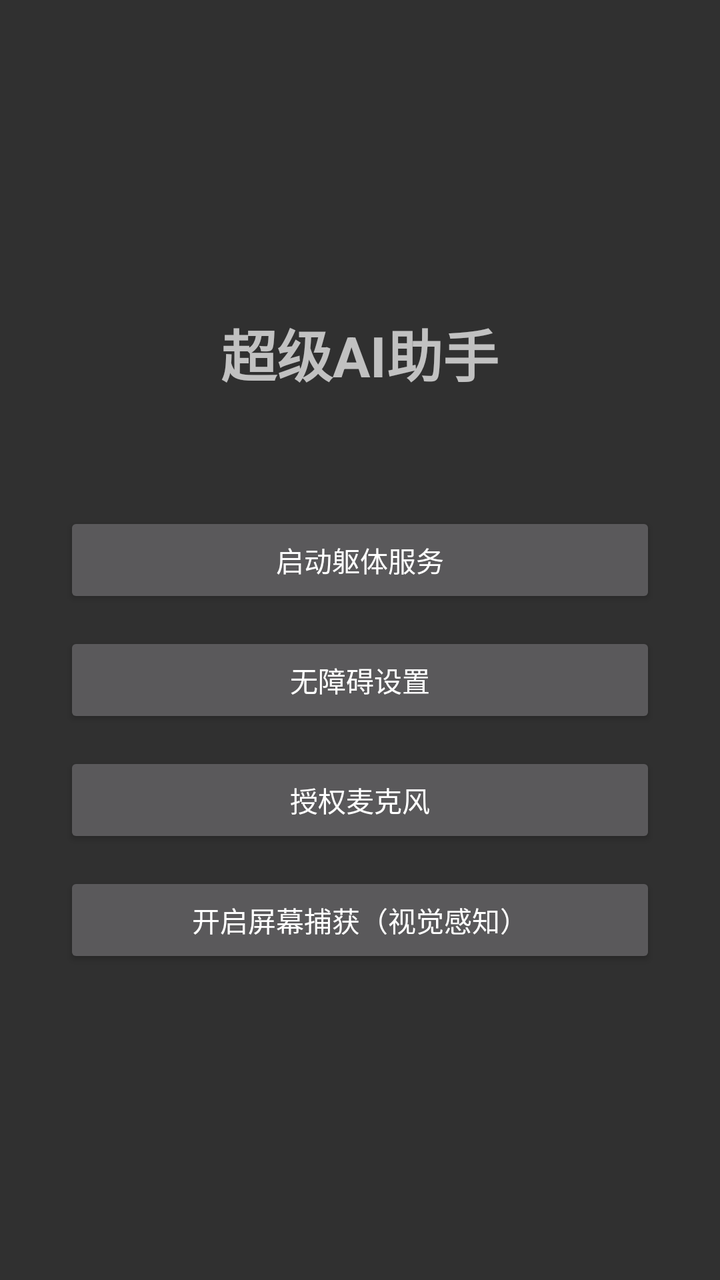
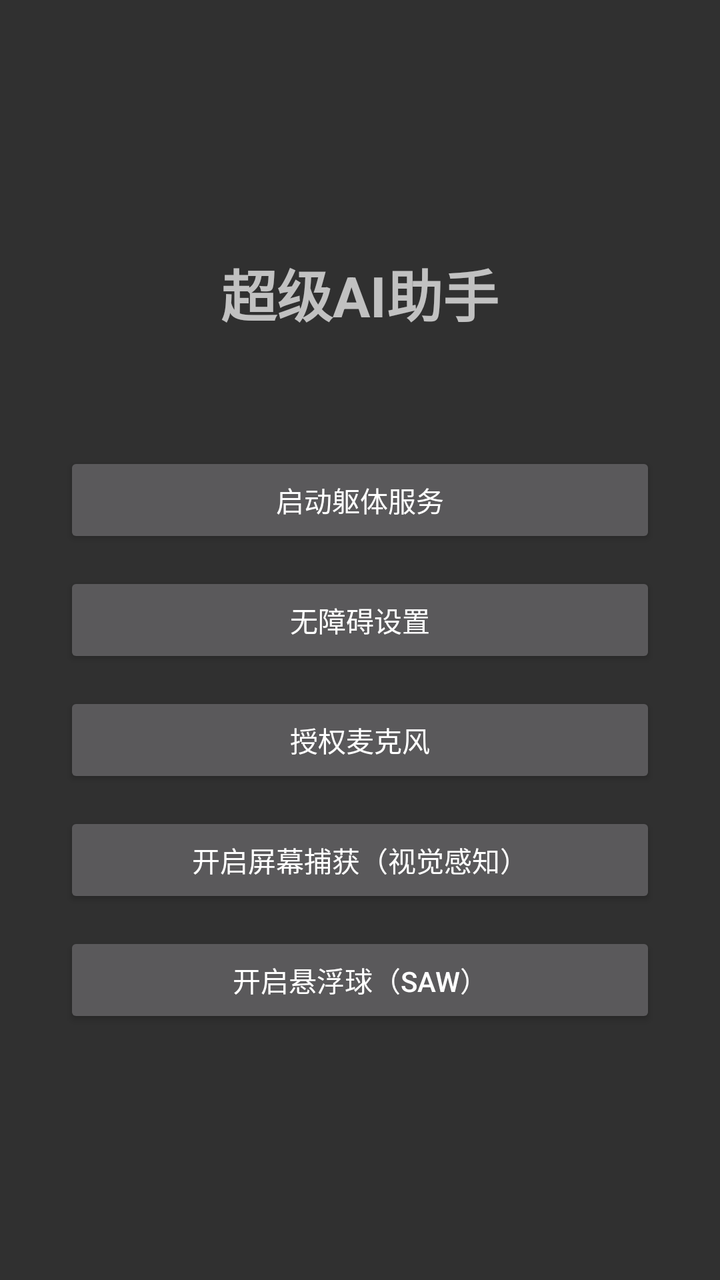

An Android layout rendered at two revisions. The XML below is the earlier revision; the diff shows what the commit changed to produce the second picture.
<!-- AndroidManifest.xml: application theme Theme.AppCompat -->
<!-- res/layout/activity_main.xml -->
<?xml version="1.0" encoding="utf-8"?>
<LinearLayout xmlns:android="http://schemas.android.com/apk/res/android"
    android:layout_width="match_parent"
    android:layout_height="match_parent"
    android:orientation="vertical"
    android:gravity="center"
    android:padding="32dp">

    <TextView
        android:layout_width="wrap_content"
        android:layout_height="wrap_content"
        android:text="超级AI助手"
        android:textSize="28sp"
        android:textStyle="bold"
        android:layout_marginBottom="8dp" />

    <TextView
        android:id="@+id/status"
        android:layout_width="match_parent"
        android:layout_height="wrap_content"
        android:textSize="14sp"
        android:gravity="center"
        android:layout_marginBottom="32dp" />

    <Button
        android:id="@+id/btn_service"
        android:layout_width="match_parent"
        android:layout_height="wrap_content"
        android:text="启动躯体服务"
        android:layout_marginBottom="12dp" />

    <Button
        android:id="@+id/btn_a11y"
        android:layout_width="match_parent"
        android:layout_height="wrap_content"
        android:text="无障碍设置"
        android:layout_marginBottom="12dp" />

    <Button
        android:id="@+id/btn_perms"
        android:layout_width="match_parent"
        android:layout_height="wrap_content"
        android:text="授权麦克风"
        android:layout_marginBottom="12dp" />

    <Button
        android:id="@+id/btn_capture"
        android:layout_width="match_parent"
        android:layout_height="wrap_content"
        android:text="开启屏幕捕获（视觉感知）" />

</LinearLayout>
<!-- resources referenced by this layout -->
<resources>

</resources>

<!-- the commit's change to res/layout/activity_main.xml (unified diff, before → after) -->
@@ -47,6 +47,13 @@
         android:id="@+id/btn_capture"
         android:layout_width="match_parent"
         android:layout_height="wrap_content"
-        android:text="开启屏幕捕获（视觉感知）" />
+        android:text="开启屏幕捕获（视觉感知）"
+        android:layout_marginBottom="12dp" />
+
+    <Button
+        android:id="@+id/btn_overlay"
+        android:layout_width="match_parent"
+        android:layout_height="wrap_content"
+        android:text="开启悬浮球（SAW）" />
 
 </LinearLayout>
